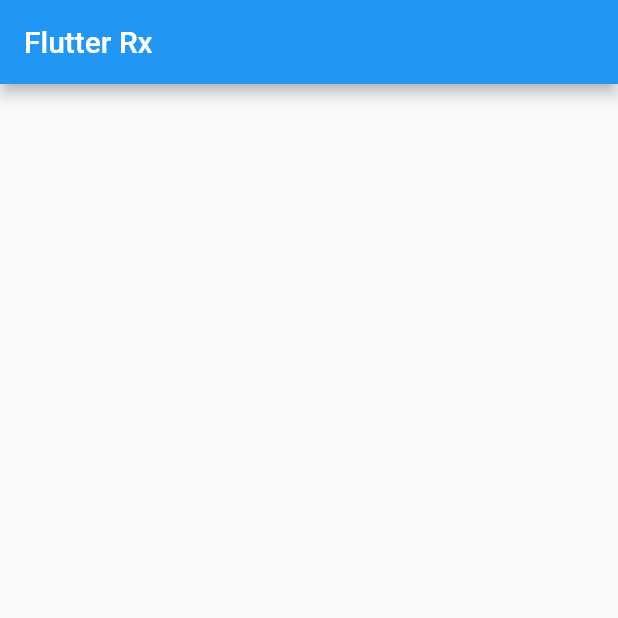
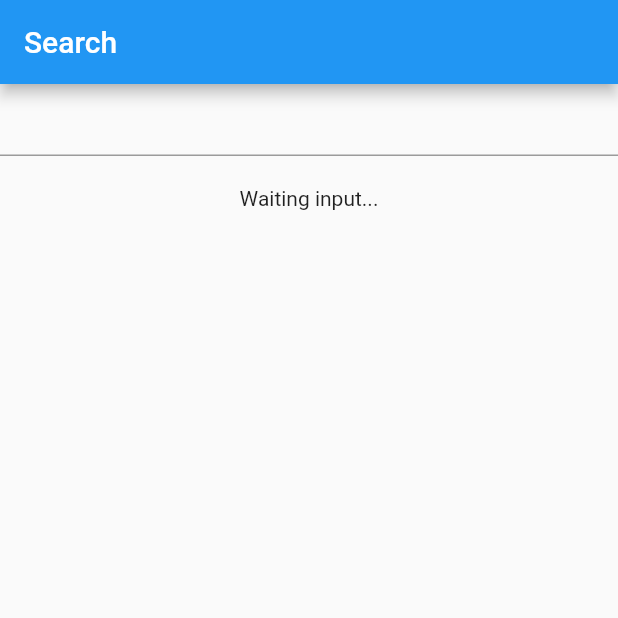
Before and after one commit to jinyongnan810/flutter_rx, a Flutter app: the screen it shows after launch, on a phone screen of 412 x 824 dp, the top half of it. Run offline on Flutter 3.47's test engine with Material 2 defaults, Android fonts, the light colour scheme and no system bars; our stand-ins replace flutter_hooks, rxdart.

Commit message:
chapter 2: using blocs

```diff
--- a/lib/bloc/search_bloc.dart
+++ b/lib/bloc/search_bloc.dart
@@ -17,6 +17,7 @@ class SearchBloc {
         .switchMap<SearchResult?>((text) {
       if (text.isEmpty) return Stream<SearchResult?>.value(null);
       return Rx.fromCallable(() => api.search(text))
+          .delay(const Duration(seconds: 1))
           .map((things) {
             return things.isEmpty
                 ? const SearchResultNoResult()
--- a/lib/main.dart
+++ b/lib/main.dart
@@ -1,4 +1,5 @@
 import 'package:flutter/material.dart';
+import 'package:flutter_rx/views/home_page.dart';
 
 void main() {
   runApp(const MyApp());
@@ -19,14 +20,3 @@ class MyApp extends StatelessWidget {
     );
   }
 }
-
-class HomePage extends StatelessWidget {
-  const HomePage({Key? key}) : super(key: key);
-
-  @override
-  Widget build(BuildContext context) {
-    return Scaffold(
-      appBar: AppBar(title: const Text('Flutter Rx')),
-    );
-  }
-}
--- /dev/null
+++ b/lib/views/home_page.dart
@@ -0,0 +1,30 @@
+import 'package:flutter/material.dart';
+import 'package:flutter_hooks/flutter_hooks.dart';
+import 'package:flutter_rx/bloc/api.dart';
+import 'package:flutter_rx/bloc/search_bloc.dart';
+import 'package:flutter_rx/views/search_result.dart';
+
+class HomePage extends HookWidget {
+  const HomePage({Key? key}) : super(key: key);
+
+  @override
+  Widget build(BuildContext context) {
+    final bloc = useMemoized(() => SearchBloc(api: Api()), [key]);
+    useEffect(() => bloc.dispose, [bloc]);
+    return Scaffold(
+      appBar: AppBar(title: const Text('Search')),
+      body: Column(
+        mainAxisSize: MainAxisSize.min,
+        children: [
+          TextField(
+            onChanged: bloc.search.add,
+          ),
+          const SizedBox(
+            height: 20,
+          ),
+          SearchResultView(searchResult: bloc.results)
+        ],
+      ),
+    );
+  }
+}
--- /dev/null
+++ b/lib/views/search_result.dart
@@ -0,0 +1,55 @@
+import 'package:flutter/material.dart';
+import 'package:flutter_rx/bloc/search_result.dart';
+import 'package:flutter_rx/models/animal.dart';
+import 'package:flutter_rx/models/person.dart';
+
+class SearchResultView extends StatelessWidget {
+  final Stream<SearchResult?> searchResult;
+  const SearchResultView({Key? key, required this.searchResult})
+      : super(key: key);
+
+  @override
+  Widget build(BuildContext context) {
+    return StreamBuilder<SearchResult?>(
+        stream: searchResult,
+        builder: (ctx, snapshot) {
+          if (snapshot.hasData && snapshot.data != null) {
+            final result = snapshot.data;
+            if (result is SearchResultHasError) {
+              return Text('Getting error: ${result.error}');
+            }
+            if (result is SearchResultLoading) {
+              return const CircularProgressIndicator();
+            }
+            if (result is SearchResultNoResult) {
+              return const Text('No results found...');
+            }
+            if (result is SearchResultWithResults) {
+              final things = result.results;
+              print(things);
+              return Expanded(
+                child: ListView.separated(
+                    itemBuilder: ((context, index) {
+                      final thing = things[index];
+                      final type = (thing is Animal)
+                          ? 'Animal'
+                          : (thing is Person)
+                              ? 'Person'
+                              : 'Unknown';
+                      return ListTile(
+                        title: Text(type),
+                        subtitle: Text(thing.toString()),
+                      );
+                    }),
+                    separatorBuilder: (ctx, index) => const Divider(),
+                    itemCount: things.length),
+              );
+            } else {
+              return const Text('Unexpected response');
+            }
+          } else {
+            return const Text('Waiting input...');
+          }
+        });
+  }
+}
```
